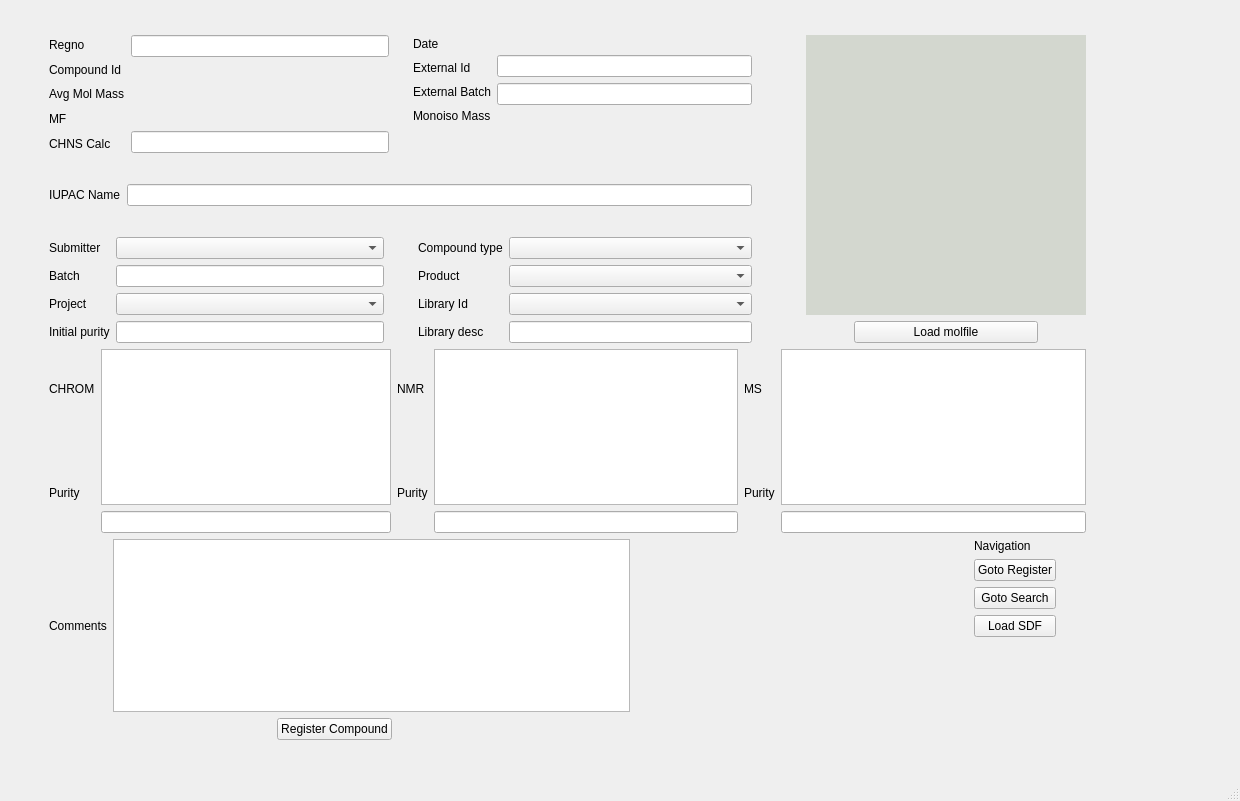
Qt form chemReg/regchem.ui (dahlbma/scarab_tornado) before a commit.
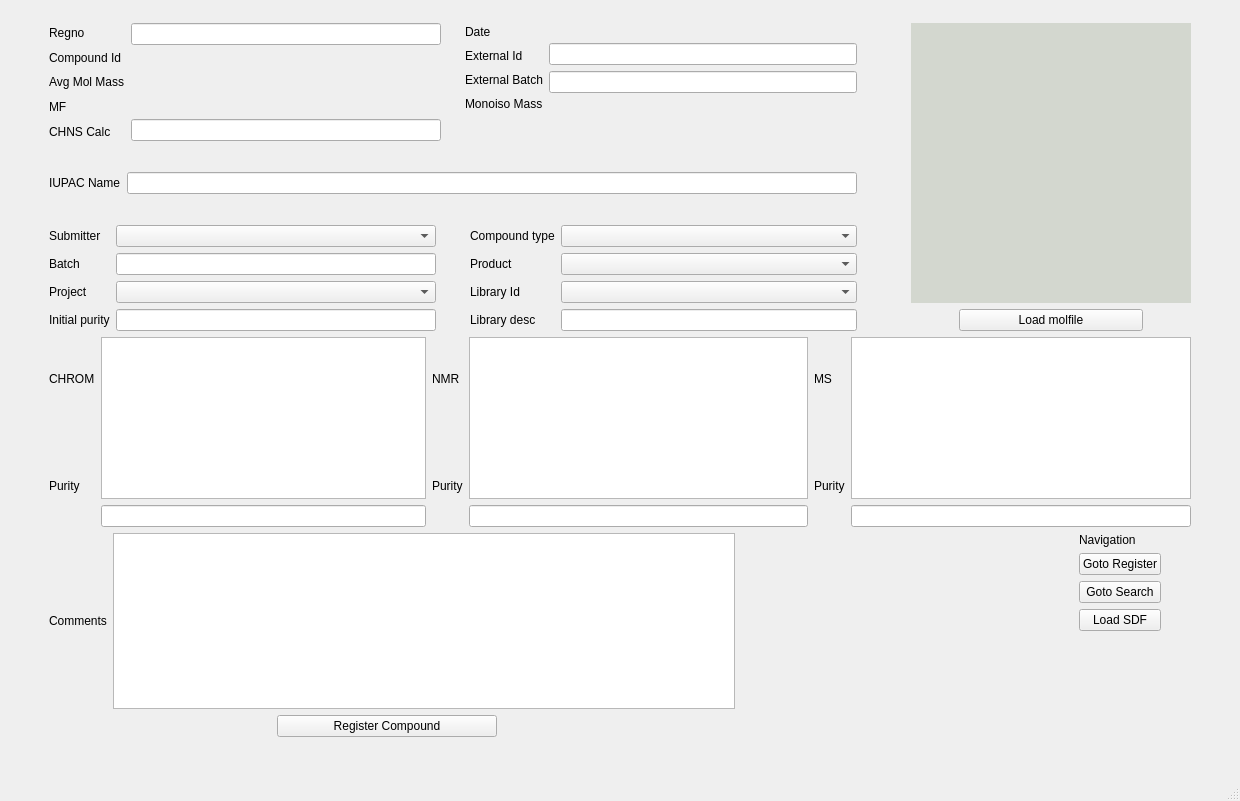
The same form after that commit.

Diff of the .ui file:
```diff
--- a/chemReg/regchem.ui
+++ b/chemReg/regchem.ui
@@ -33,19 +33,6 @@
         </property>
        </spacer>
       </item>
-      <item>
-       <spacer name="verticalSpacer_2">
-        <property name="orientation">
-         <enum>Qt::Vertical</enum>
-        </property>
-        <property name="sizeHint" stdset="0">
-         <size>
-          <width>20</width>
-          <height>40</height>
-         </size>
-        </property>
-       </spacer>
-      </item>
       <item>
        <layout class="QHBoxLayout" name="horizontalLayout_12">
         <item>
@@ -951,28 +938,18 @@
       </item>
      </layout>
     </item>
-    <item row="0" column="0">
-     <spacer name="verticalSpacer_4">
+    <item row="0" column="1">
+     <spacer name="verticalSpacer_2">
       <property name="orientation">
        <enum>Qt::Vertical</enum>
       </property>
+      <property name="sizeType">
+       <enum>QSizePolicy::MinimumExpanding</enum>
+      </property>
       <property name="sizeHint" stdset="0">
        <size>
         <width>20</width>
-        <height>40</height>
-       </size>
-      </property>
-     </spacer>
-    </item>
-    <item row="0" column="2">
-     <spacer name="horizontalSpacer">
-      <property name="orientation">
-       <enum>Qt::Horizontal</enum>
-      </property>
-      <property name="sizeHint" stdset="0">
-       <size>
-        <width>40</width>
-        <height>20</height>
+        <height>5</height>
        </size>
       </property>
      </spacer>
```
